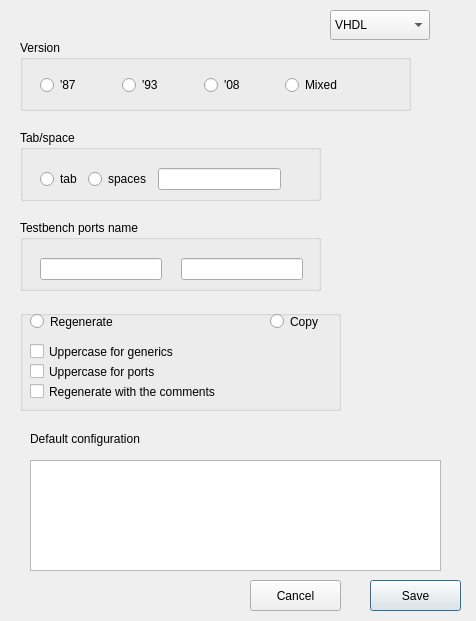
DRubioG/HDLHelper, file src/UI/UIs/Testbench_generator_config_UI.ui: the form before one commit.
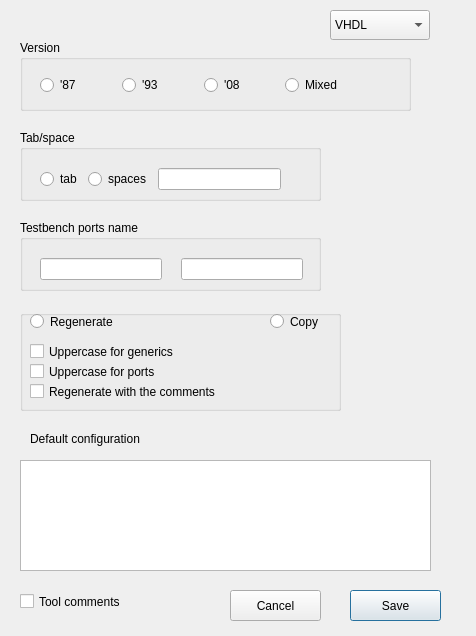
The form after the commit.

```diff
--- a/src/UI/UIs/Testbench_generator_config_UI.ui
+++ b/src/UI/UIs/Testbench_generator_config_UI.ui
@@ -7,7 +7,7 @@
     <x>0</x>
     <y>0</y>
     <width>476</width>
-    <height>621</height>
+    <height>636</height>
    </rect>
   </property>
   <property name="sizePolicy">
@@ -179,8 +179,8 @@
   <widget class="QPushButton" name="pushButton_save">
    <property name="geometry">
     <rect>
-     <x>370</x>
-     <y>580</y>
+     <x>350</x>
+     <y>590</y>
      <width>91</width>
      <height>31</height>
     </rect>
@@ -192,8 +192,8 @@
   <widget class="QPushButton" name="pushButton_cancel">
    <property name="geometry">
     <rect>
-     <x>250</x>
-     <y>580</y>
+     <x>230</x>
+     <y>590</y>
      <width>91</width>
      <height>31</height>
     </rect>
@@ -205,7 +205,7 @@
   <widget class="QTextEdit" name="textEdit_default_config">
    <property name="geometry">
     <rect>
-     <x>30</x>
+     <x>20</x>
      <y>460</y>
      <width>411</width>
      <height>111</height>
@@ -228,8 +228,8 @@
   <widget class="QLabel" name="label_config_file">
    <property name="geometry">
     <rect>
-     <x>20</x>
-     <y>550</y>
+     <x>200</x>
+     <y>530</y>
      <width>221</width>
      <height>31</height>
     </rect>
@@ -323,6 +323,19 @@
     </property>
    </widget>
   </widget>
+  <widget class="QCheckBox" name="checkBox_tool_coments">
+   <property name="geometry">
+    <rect>
+     <x>20</x>
+     <y>590</y>
+     <width>181</width>
+     <height>23</height>
+    </rect>
+   </property>
+   <property name="text">
+    <string>Tool comments</string>
+   </property>
+  </widget>
   <zorder>groupBox</zorder>
   <zorder>groupBox_version</zorder>
   <zorder>groupBox_tab_space</zorder>
```
Left out of the diff: 1 changed line with no effect on the pictures.
